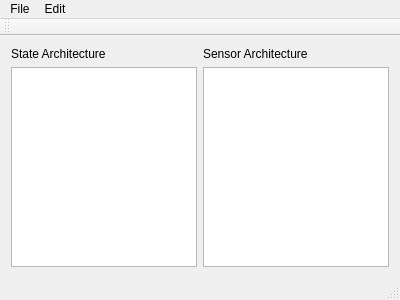
Qt form scadagui/mainwindow.ui (MaxwellMcFarlane/DMS) before a commit.
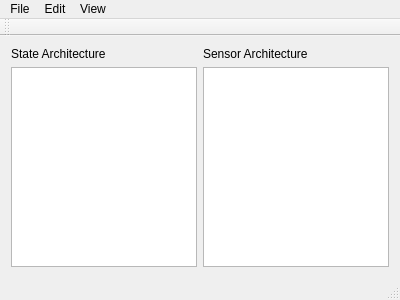
The same form after that commit.

Patch:
```diff
--- a/scadagui/mainwindow.ui
+++ b/scadagui/mainwindow.ui
@@ -95,10 +95,16 @@
      <string>Edit</string>
     </property>
     <addaction name="actionConfiguration"/>
-    <addaction name="actionEdit_Table"/>
+   </widget>
+   <widget class="QMenu" name="menuView">
+    <property name="title">
+     <string>View</string>
+    </property>
+    <addaction name="actionView_Table"/>
    </widget>
    <addaction name="menuFile"/>
    <addaction name="menuEdit"/>
+   <addaction name="menuView"/>
   </widget>
   <widget class="QToolBar" name="mainToolBar">
    <attribute name="toolBarArea">
```
Left out of the diff: 4 changed lines with no effect on the pictures.
